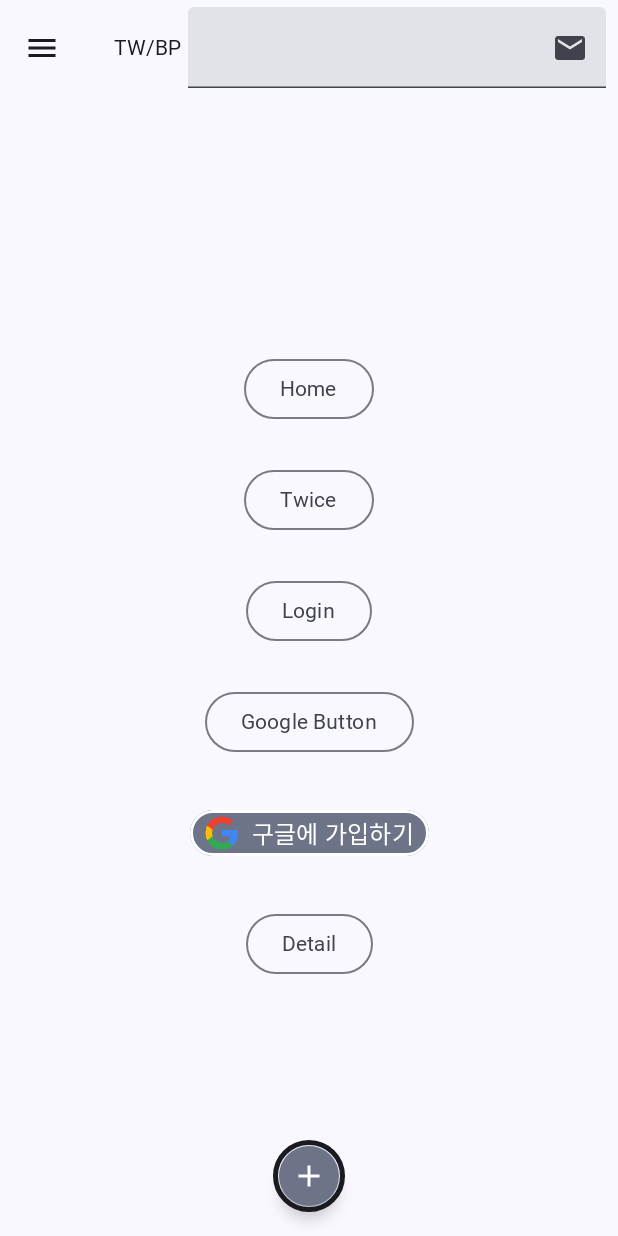
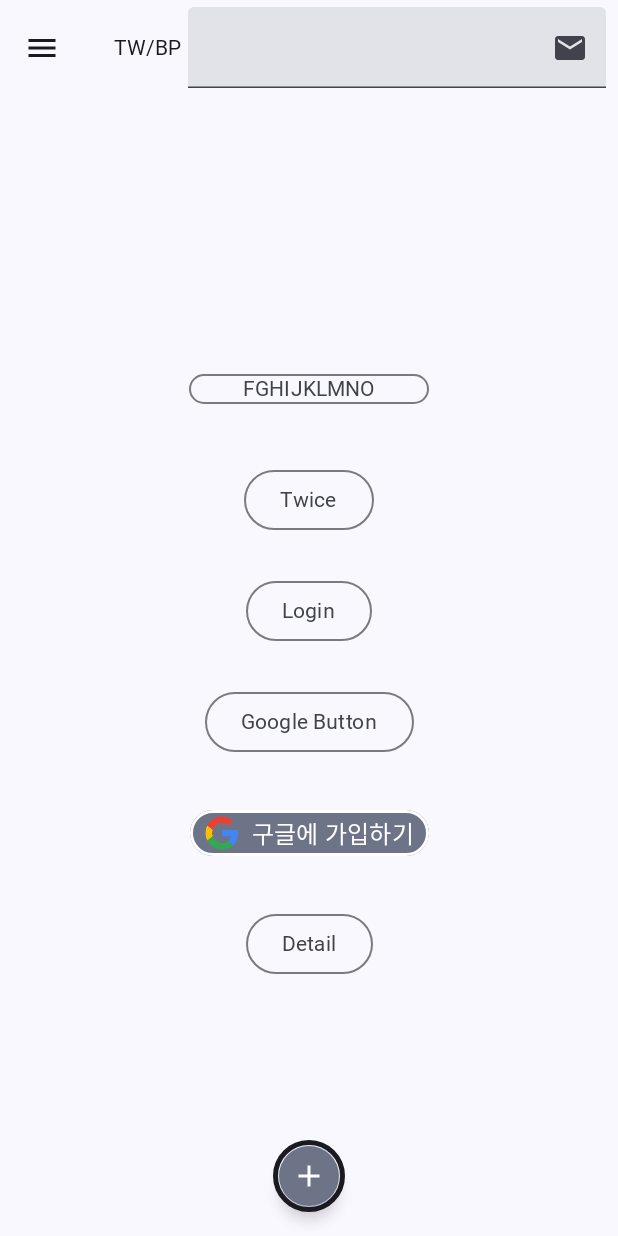
Before and after one commit to slow333/android-components-viewmodel-navigator, an Android app built with Jetpack Compose: the screen it shows after launch (MainActivity), on a phone screen of 412 x 824 dp. Run offline under Robolectric (Android 15) with nearby library versions, the phone set to English and light mode, and no system bars; Roboto replaces fonts that are not available here.

Commit message:
button default size change

```diff
--- a/app/src/main/java/kr/logcenter/restart/components/HomeScreen.kt
+++ b/app/src/main/java/kr/logcenter/restart/components/HomeScreen.kt
@@ -6,7 +6,12 @@ import androidx.compose.foundation.clickable
 import androidx.compose.foundation.layout.Arrangement
 import androidx.compose.foundation.layout.Box
 import androidx.compose.foundation.layout.Column
+import androidx.compose.foundation.layout.PaddingValues
+import androidx.compose.foundation.layout.defaultMinSize
 import androidx.compose.foundation.layout.fillMaxSize
+import androidx.compose.foundation.layout.height
+import androidx.compose.foundation.layout.padding
+import androidx.compose.foundation.layout.width
 import androidx.compose.material3.Button
 import androidx.compose.material3.MaterialTheme
 import androidx.compose.material3.OutlinedButton
@@ -33,7 +38,10 @@ fun HomeScreen(navController: NavController) {
          OutlinedButton(onClick = { navController.navigate(route = Screen.Home.route){
             popUpTo(Screen.Home.route) {inclusive = true}
          } },
-         ) { Text(text = "Home") }
+            contentPadding = PaddingValues(),
+            modifier = Modifier.width(160.dp).defaultMinSize(minWidth = 1.dp, minHeight = 1.dp),
+//
+         ) { Text(text = "FGHIJKLMNO", modifier = Modifier.padding(vertical = 0.dp)) }
          OutlinedButton(onClick = { navController.navigate(route = Screen.Blackpink.route){
             popUpTo(Screen.Blackpink.route) {inclusive = true}
          } },
```
